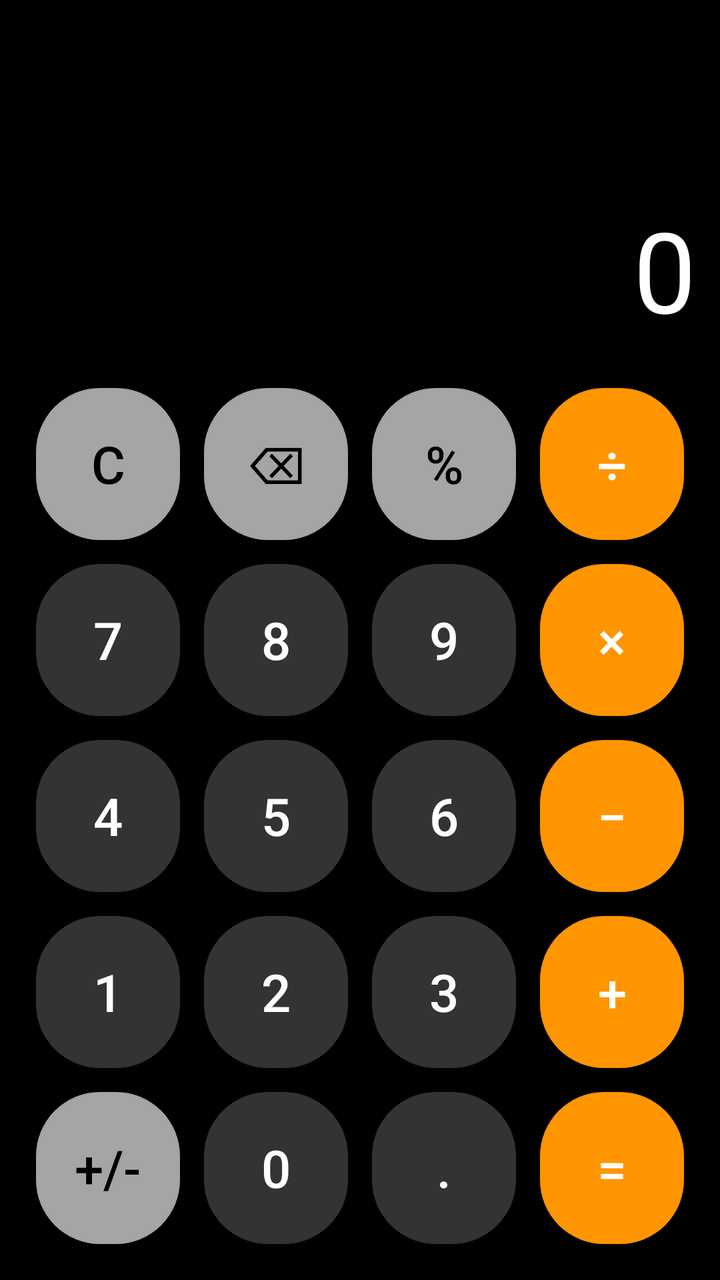
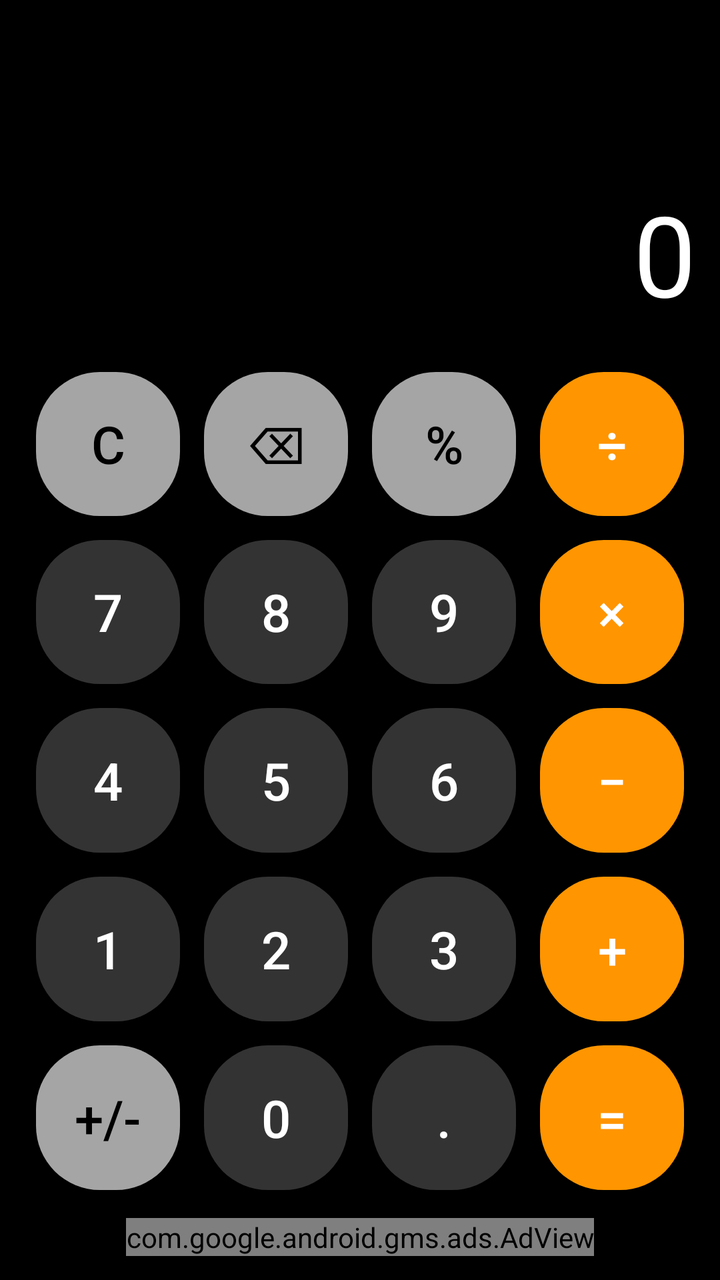

Before-and-after screenshots of an Android layout around one commit, followed by the original layout XML and the change that was made.
<!-- AndroidManifest.xml: application theme Theme.Calculator -->
<!-- res/layout/activity_main.xml -->
<?xml version="1.0" encoding="utf-8"?>
<LinearLayout xmlns:android="http://schemas.android.com/apk/res/android"
    android:layout_width="match_parent"
    android:layout_height="match_parent"
    android:orientation="vertical"
    android:background="@color/colorBackground"
    android:padding="12dp">

    
    <LinearLayout
        android:layout_width="match_parent"
        android:layout_height="0dp"
        android:layout_weight="2"
        android:orientation="vertical"
        android:gravity="bottom|end"
        android:paddingBottom="16dp">

        <TextView
            android:id="@+id/tvExpression"
            android:layout_width="wrap_content"
            android:layout_height="wrap_content"
            android:textColor="@color/colorExpressionText"
            android:textSize="24sp"
            android:gravity="end"
            android:text="" />

        <TextView
            android:id="@+id/tvDisplay"
            android:layout_width="match_parent"
            android:layout_height="wrap_content"
            android:textColor="@color/colorDisplayText"
            android:textSize="56sp"
            android:gravity="end"
            android:maxLines="1"
            android:ellipsize="start"
            android:text="0" />

    </LinearLayout>

    
    <LinearLayout
        android:layout_width="match_parent"
        android:layout_height="0dp"
        android:layout_weight="5"
        android:orientation="vertical">

        
        <LinearLayout
            android:layout_width="match_parent"
            android:layout_height="0dp"
            android:layout_weight="1"
            android:orientation="horizontal">

            <androidx.appcompat.widget.AppCompatButton
                android:id="@+id/btnClear"
                style="@style/CalcButton.Function"
                android:text="C" />

            <androidx.appcompat.widget.AppCompatButton
                android:id="@+id/btnBackspace"
                style="@style/CalcButton.Function"
                android:text="⌫" />

            <androidx.appcompat.widget.AppCompatButton
                android:id="@+id/btnPercent"
                style="@style/CalcButton.Function"
                android:text="%" />

            <androidx.appcompat.widget.AppCompatButton
                android:id="@+id/btnDivide"
                style="@style/CalcButton.Operator"
                android:text="÷" />

        </LinearLayout>

        
        <LinearLayout
            android:layout_width="match_parent"
            android:layout_height="0dp"
            android:layout_weight="1"
            android:orientation="horizontal">

            <androidx.appcompat.widget.AppCompatButton android:id="@+id/btn7" style="@style/CalcButton.Number" android:text="7" />
            <androidx.appcompat.widget.AppCompatButton android:id="@+id/btn8" style="@style/CalcButton.Number" android:text="8" />
            <androidx.appcompat.widget.AppCompatButton android:id="@+id/btn9" style="@style/CalcButton.Number" android:text="9" />
            <androidx.appcompat.widget.AppCompatButton android:id="@+id/btnMultiply" style="@style/CalcButton.Operator" android:text="×" />

        </LinearLayout>

        
        <LinearLayout
            android:layout_width="match_parent"
            android:layout_height="0dp"
            android:layout_weight="1"
            android:orientation="horizontal">

            <androidx.appcompat.widget.AppCompatButton android:id="@+id/btn4" style="@style/CalcButton.Number" android:text="4" />
            <androidx.appcompat.widget.AppCompatButton android:id="@+id/btn5" style="@style/CalcButton.Number" android:text="5" />
            <androidx.appcompat.widget.AppCompatButton android:id="@+id/btn6" style="@style/CalcButton.Number" android:text="6" />
            <androidx.appcompat.widget.AppCompatButton android:id="@+id/btnSubtract" style="@style/CalcButton.Operator" android:text="−" />

        </LinearLayout>

        
        <LinearLayout
            android:layout_width="match_parent"
            android:layout_height="0dp"
            android:layout_weight="1"
            android:orientation="horizontal">

            <androidx.appcompat.widget.AppCompatButton android:id="@+id/btn1" style="@style/CalcButton.Number" android:text="1" />
            <androidx.appcompat.widget.AppCompatButton android:id="@+id/btn2" style="@style/CalcButton.Number" android:text="2" />
            <androidx.appcompat.widget.AppCompatButton android:id="@+id/btn3" style="@style/CalcButton.Number" android:text="3" />
            <androidx.appcompat.widget.AppCompatButton android:id="@+id/btnAdd" style="@style/CalcButton.Operator" android:text="+" />

        </LinearLayout>

        
        <LinearLayout
            android:layout_width="match_parent"
            android:layout_height="0dp"
            android:layout_weight="1"
            android:orientation="horizontal">

            <androidx.appcompat.widget.AppCompatButton android:id="@+id/btnSign" style="@style/CalcButton.Function" android:text="+/-" />
            <androidx.appcompat.widget.AppCompatButton android:id="@+id/btn0" style="@style/CalcButton.Number" android:text="0" />
            <androidx.appcompat.widget.AppCompatButton android:id="@+id/btnDot" style="@style/CalcButton.Number" android:text="." />
            <androidx.appcompat.widget.AppCompatButton android:id="@+id/btnEquals" style="@style/CalcButton.Operator" android:text="=" />

        </LinearLayout>

    </LinearLayout>

</LinearLayout>
<!-- resources referenced by this layout -->
<resources>
  <color name="colorBackground">#000000</color>
  <color name="colorDisplayText">#FFFFFF</color>
  <color name="colorExpressionText">#8E8E93</color>
  <style name="CalcButton.Function">
          <item name="android:backgroundTint">@color/colorFunctionBg</item>
          <item name="android:textColor">@color/colorFunctionText</item>
      </style>
  <style name="CalcButton.Number">
          <item name="android:backgroundTint">@color/colorNumberBg</item>
          <item name="android:textColor">@color/colorNumberText</item>
      </style>
  <style name="CalcButton.Operator">
          <item name="android:backgroundTint">@color/colorOperatorBg</item>
          <item name="android:textColor">@color/colorOperatorText</item>
      </style>
  <style name="Theme.Calculator" parent="Theme.MaterialComponents.DayNight.NoActionBar">
          <item name="colorPrimary">@color/colorBackground</item>
          <item name="colorPrimaryDark">@color/colorBackground</item>
          <item name="android:windowBackground">@color/colorBackground</item>
          <item name="android:statusBarColor" tools:targetApi="21">@color/colorBackground</item>
      </style>
  <color name="colorFunctionBg">#A5A5A5</color>
  <color name="colorFunctionText">#000000</color>
  <color name="colorNumberBg">#333333</color>
  <color name="colorNumberText">#FFFFFF</color>
  <color name="colorOperatorBg">#FF9500</color>
  <color name="colorOperatorText">#FFFFFF</color>
</resources>

<!-- the commit's change to res/layout/activity_main.xml (unified diff, before → after) -->
@@ -1,5 +1,6 @@
 <?xml version="1.0" encoding="utf-8"?>
 <LinearLayout xmlns:android="http://schemas.android.com/apk/res/android"
+    xmlns:ads="http://schemas.android.com/apk/res-auto"
     android:layout_width="match_parent"
     android:layout_height="match_parent"
     android:orientation="vertical"
@@ -131,4 +132,21 @@
 
     </LinearLayout>
 
+    
+    <FrameLayout
+        android:layout_width="match_parent"
+        android:layout_height="wrap_content"
+        android:layout_marginTop="8dp"
+        android:gravity="center">
+
+        <com.google.android.gms.ads.AdView
+            android:id="@+id/adView"
+            android:layout_width="wrap_content"
+            android:layout_height="wrap_content"
+            android:layout_gravity="center"
+            ads:adSize="BANNER"
+            ads:adUnitId="ca-app-pub-3940256099942544/6300978111" />
+
+    </FrameLayout>
+
 </LinearLayout>
